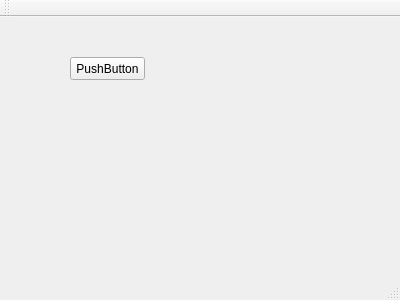
The window that PRC3/SluiceController/QT/mainwindow.ui (grasmanek94/-PRC-ES-3) describes before a commit, drawn with Qt 5.
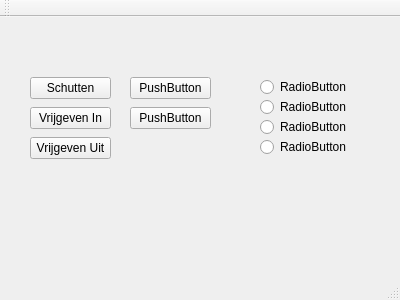
The same window after the commit.

The edit to the form file:
```diff
--- a/PRC3/SluiceController/QT/mainwindow.ui
+++ b/PRC3/SluiceController/QT/mainwindow.ui
@@ -17,16 +17,120 @@
    <widget class="QPushButton" name="pushButton">
     <property name="geometry">
      <rect>
-      <x>70</x>
-      <y>40</y>
-      <width>75</width>
-      <height>23</height>
+      <x>30</x>
+      <y>60</y>
+      <width>81</width>
+      <height>22</height>
      </rect>
     </property>
     <property name="text">
+     <string>Schutten</string>
+    </property>
+   </widget>
+   <widget class="QPushButton" name="b_Vrijgeven_In">
+    <property name="geometry">
+     <rect>
+      <x>30</x>
+      <y>90</y>
+      <width>81</width>
+      <height>22</height>
+     </rect>
+    </property>
+    <property name="text">
+     <string>Vrijgeven In</string>
+    </property>
+   </widget>
+   <widget class="QPushButton" name="b_Alarm">
+    <property name="geometry">
+     <rect>
+      <x>130</x>
+      <y>60</y>
+      <width>81</width>
+      <height>22</height>
+     </rect>
+    </property>
+    <property name="text">
      <string>PushButton</string>
     </property>
    </widget>
+   <widget class="QPushButton" name="b_Herstel">
+    <property name="geometry">
+     <rect>
+      <x>130</x>
+      <y>90</y>
+      <width>81</width>
+      <height>22</height>
+     </rect>
+    </property>
+    <property name="text">
+     <string>PushButton</string>
+    </property>
+   </widget>
+   <widget class="QPushButton" name="b_Vrijgeven_Uit">
+    <property name="geometry">
+     <rect>
+      <x>30</x>
+      <y>120</y>
+      <width>81</width>
+      <height>22</height>
+     </rect>
+    </property>
+    <property name="text">
+     <string>Vrijgeven Uit</string>
+    </property>
+   </widget>
+   <widget class="QRadioButton" name="rb_1">
+    <property name="geometry">
+     <rect>
+      <x>260</x>
+      <y>60</y>
+      <width>102</width>
+      <height>20</height>
+     </rect>
+    </property>
+    <property name="text">
+     <string>RadioButton</string>
+    </property>
+   </widget>
+   <widget class="QRadioButton" name="rb_2">
+    <property name="geometry">
+     <rect>
+      <x>260</x>
+      <y>80</y>
+      <width>102</width>
+      <height>20</height>
+     </rect>
+    </property>
+    <property name="text">
+     <string>RadioButton</string>
+    </property>
+   </widget>
+   <widget class="QRadioButton" name="rb_3">
+    <property name="geometry">
+     <rect>
+      <x>260</x>
+      <y>100</y>
+      <width>102</width>
+      <height>20</height>
+     </rect>
+    </property>
+    <property name="text">
+     <string>RadioButton</string>
+    </property>
+   </widget>
+   <widget class="QRadioButton" name="rb_4">
+    <property name="geometry">
+     <rect>
+      <x>260</x>
+      <y>120</y>
+      <width>102</width>
+      <height>20</height>
+     </rect>
+    </property>
+    <property name="text">
+     <string>RadioButton</string>
+    </property>
+   </widget>
   </widget>
   <widget class="QMenuBar" name="menuBar">
    <property name="geometry">
```
Left out of the diff: 4 changed lines with no effect on the pictures.
